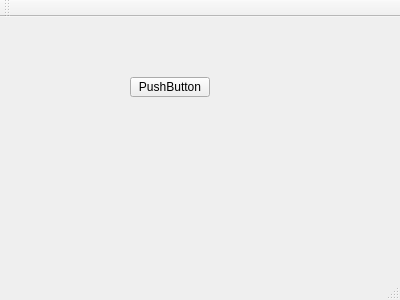
Qt form mainwindow.ui (s94285/SPICE) before a commit.
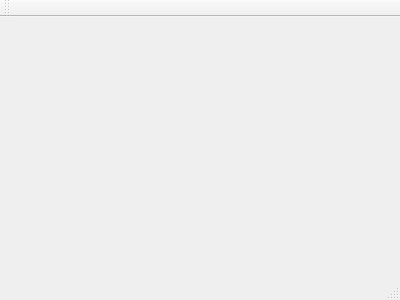
The same form after that commit.

Commit message: del button

Patch:
```diff
--- a/mainwindow.ui
+++ b/mainwindow.ui
@@ -13,21 +13,7 @@
   <property name="windowTitle">
    <string>MainWindow</string>
   </property>
-  <widget class="QWidget" name="centralWidget">
-   <widget class="QPushButton" name="pushButton">
-    <property name="geometry">
-     <rect>
-      <x>130</x>
-      <y>60</y>
-      <width>80</width>
-      <height>20</height>
-     </rect>
-    </property>
-    <property name="text">
-     <string>PushButton</string>
-    </property>
-   </widget>
-  </widget>
+  <widget class="QWidget" name="centralWidget"/>
   <widget class="QMenuBar" name="menuBar">
    <property name="geometry">
     <rect>
```
Left out of the diff: 2 changed lines with no effect on the pictures.
